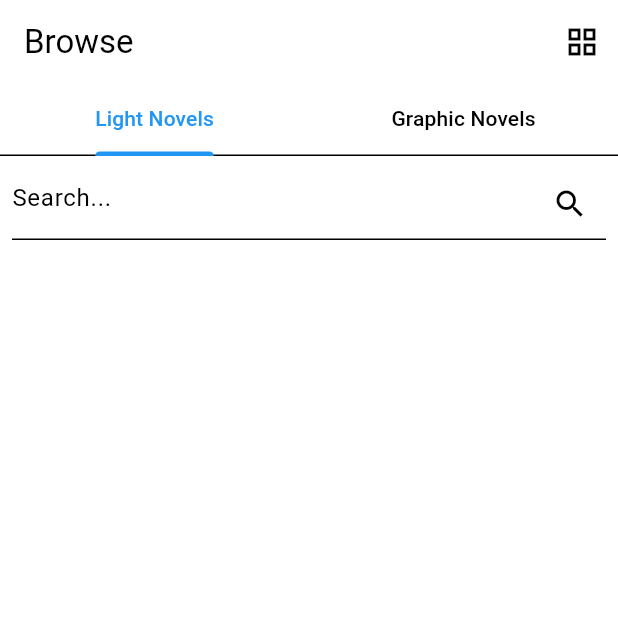
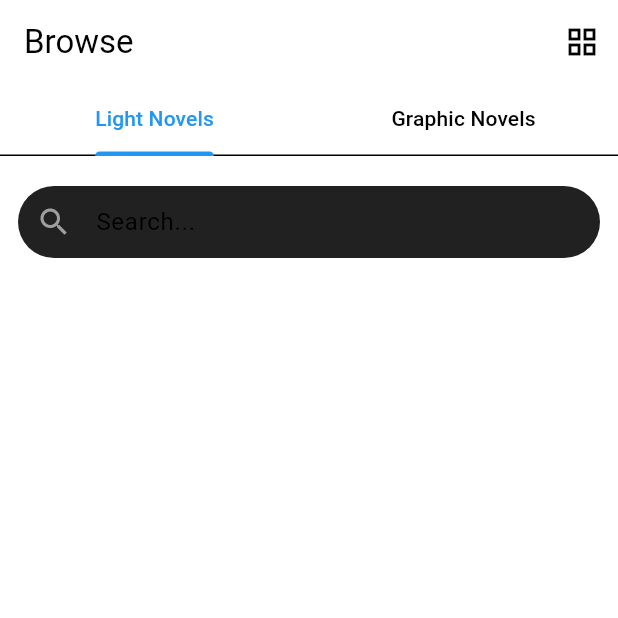
Before and after one commit to tomhibbers/narayomi, a Flutter app: the BrowsePage screen opened directly, after a tap on the "view list" icon, on a phone screen of 412 x 824 dp, the top half of it. Run offline on Flutter 3.47's test engine with Material 3 defaults, Android fonts, the phone set to English and light mode, and no system bars; our stand-ins replace flutter_riverpod, fluttertoast, hive, hive_flutter, shared_preferences; missing offline and left inert: flutter_inappwebview; accounts and stored records are empty.

Commit message:
resolved caching issue

```diff
--- a/lib/pages/browse_page.dart
+++ b/lib/pages/browse_page.dart
@@ -79,28 +79,43 @@ class _BrowsePageState extends State<BrowsePage>
       ),
       body: Column(
         children: [
+          SizedBox(height: 20), // 🔼 Adjusted to match spacing below
           Padding(
-            padding: const EdgeInsets.all(8.0),
+            padding: const EdgeInsets.symmetric(horizontal: 12.0),
             child: TextField(
               controller: _controller,
               decoration: InputDecoration(
                 hintText: "Search...",
-                suffixIcon: IconButton(
-                  icon: Icon(Icons.search),
-                  onPressed: _search,
+                prefixIcon: Icon(Icons.search, color: Colors.grey),
+                filled: true,
+                fillColor: Colors.grey[900],
+                contentPadding:
+                    EdgeInsets.symmetric(vertical: 12, horizontal: 20),
+                border: OutlineInputBorder(
+                  borderRadius: BorderRadius.circular(25),
+                  borderSide: BorderSide.none,
                 ),
               ),
+              style: TextStyle(color: Colors.white),
               onSubmitted: (value) => _search(),
             ),
           ),
-          if (isLoading) Center(child: CircularProgressIndicator()),
+          SizedBox(height: 20), // 🔼 Now equal to the space above
           Expanded(
-            child: TabBarView(
-              controller: _tabController,
+            child: Stack(
               children: [
-                _buildView(lightNovelResults), // ✅ Shows Light Novel results
-                _buildView(
-                    graphicNovelResults), // ✅ Shows Graphic Novel results
+                Padding(
+                  padding:
+                      const EdgeInsets.only(top: 20), // ✅ Consistent spacing
+                  child: TabBarView(
+                    controller: _tabController,
+                    children: [
+                      _buildView(lightNovelResults),
+                      _buildView(graphicNovelResults),
+                    ],
+                  ),
+                ),
+                if (isLoading) Center(child: CircularProgressIndicator()),
               ],
             ),
           ),
--- a/lib/widgets/common/publication_list.dart
+++ b/lib/widgets/common/publication_list.dart
@@ -4,10 +4,8 @@ import 'package:narayomi/widgets/common/publication_card.dart';
 
 /// ✅ Reusable Grid View (3 Columns)
 Widget buildGridView(List<Publication> publications) {
-  return Padding(
-    padding: EdgeInsets.only(top: 12, left: 8, right: 8), // ✅ Added spacing
-    child: GridView.builder(
-      padding: EdgeInsets.only(top: 8),
+  return GridView.builder(
+    padding: EdgeInsets.symmetric(horizontal: 8, vertical: 8), // 🔄 Adjusted padding
     gridDelegate: SliverGridDelegateWithFixedCrossAxisCount(
       crossAxisCount: 3,
       crossAxisSpacing: 8,
@@ -21,16 +19,13 @@ Widget buildGridView(List<Publication> publications) {
         isGridView: true,
       );
     },
-    ),
   );
 }
 
 /// ✅ Reusable List View (Full width)
 Widget buildListView(List<Publication> publications) {
-  return Padding(
-    padding: EdgeInsets.only(top: 12),
-    child: ListView.separated(
-      padding: EdgeInsets.symmetric(horizontal: 8, vertical: 8),
+  return ListView.separated(
+    padding: EdgeInsets.symmetric(horizontal: 8, vertical: 8), // 🔄 Adjusted padding
     itemCount: publications.length,
 
     /// ✅ Adds spacing between list items
@@ -42,6 +37,5 @@ Widget buildListView(List<Publication> publications) {
         isGridView: false,
       );
     },
-    ),
   );
 }
```
Also changed, not shown: lib/pages/details_page.dart (+23 -7 lines), lib/pages/settings_page.dart (+58 -6 lines), lib/providers/publication_details_provider.dart (+90 -108 lines), lib/providers/publication_provider.dart (+10 -5 lines), lib/services/comick_scraper.dart (+17 -4 lines), lib/services/ranobes_scraper.dart (+16 -4 lines). Lines whose indentation alone changed are shown as unchanged.
